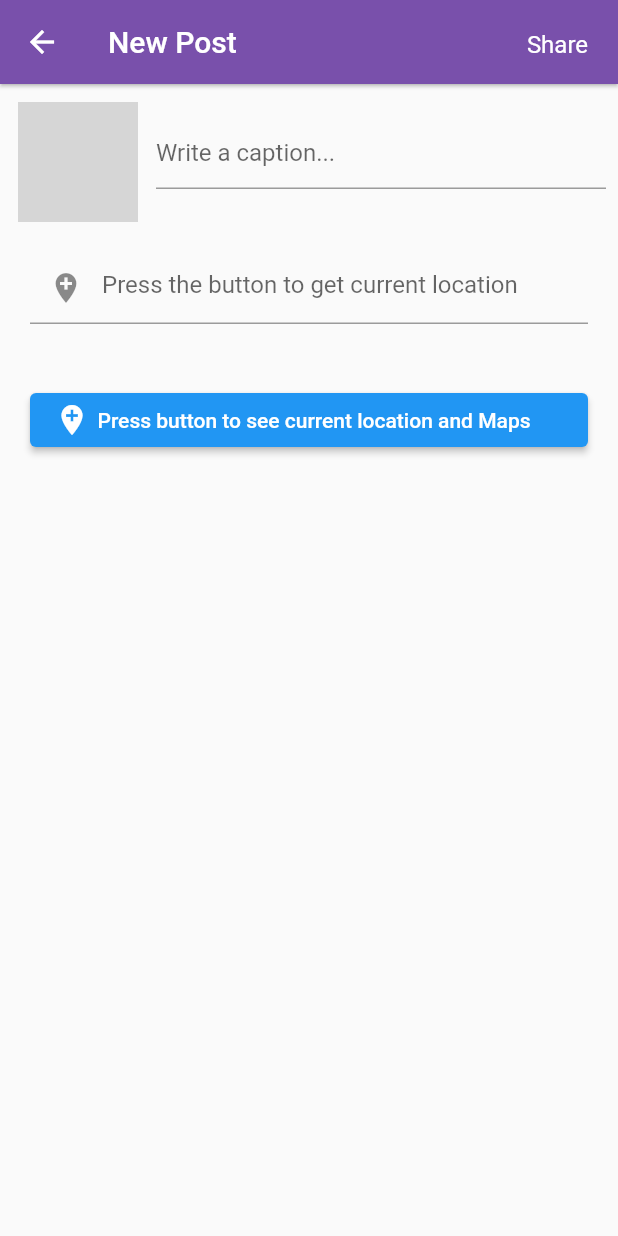
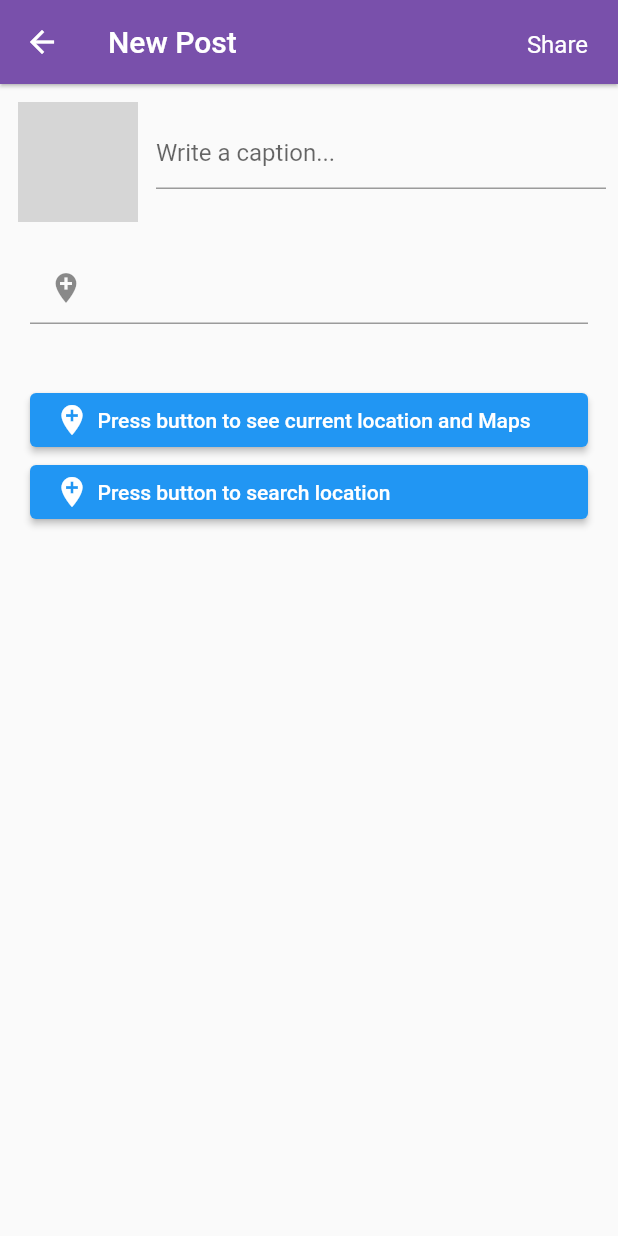
Before and after one commit to Khadeja29/socialapp310n, a Flutter app: the CreatePost screen opened directly with empty values, on a phone screen of 412 x 824 dp. Run offline on Flutter 3.47's test engine with Material 2 defaults, Android fonts, the phone set to English and light mode, and no system bars; our stand-ins replace cloud_firestore, cool_alert, email_validator, firebase_analytics, firebase_auth, firebase_core and 9 more; missing offline and left inert: flutter_search_bar, geocoder, google_place; accounts and stored records are empty; grey boxes are pictures that could not be loaded.

Commit message:
search location works now

```diff
--- a/socialapp310/lib/routes/uploadpic/createpost.dart
+++ b/socialapp310/lib/routes/uploadpic/createpost.dart
@@ -1,6 +1,7 @@
 import 'package:firebase_core/firebase_core.dart';
 import 'package:flutter/cupertino.dart';
 import 'package:flutter/material.dart';
+import 'package:socialapp310/routes/searchlocation/searchlocation.dart';
 import 'package:socialapp310/utils/styles.dart';
 import 'package:socialapp310/routes/homefeed/HomeFeed.dart';
 import 'package:socialapp310/utils/color.dart';
@@ -24,15 +25,20 @@ import 'package:geolocator/geolocator.dart';
 import 'package:url_launcher/url_launcher.dart';
 import 'package:geocoder/geocoder.dart';
 
+import 'package:socialapp310/main.dart';
+
 class CreatePost extends StatefulWidget {
   final File imageFile;
-  CreatePost({Key key, this.analytics, this.observer, this.imageFile})
+  double lat;
+  double long;
+  String locationname='Press the button to get current location';
+  CreatePost({Key key, this.analytics, this.observer, this.imageFile,this.lat,this.long,this.locationname})
       : super(key: key);
   final FirebaseAnalytics analytics;
   final FirebaseAnalyticsObserver observer;
 
   @override
-  _CreatePost createState() => _CreatePost(imageFile);
+  _CreatePost createState() => _CreatePost(imageFile,lat,long,locationname);
 }
 
 //Location Functions come here
@@ -40,15 +46,14 @@ class _CreatePost extends State<CreatePost> {
   File imageFile;
   var location_pic;
   var caption;
-
-  _CreatePost(this.imageFile);
-
-  var locationMessage = '';
-  var locationname = 'Press the button to get current location';
+  var locationMessage;
+  String locationname;
   String latitude;
   String longitude;
-  var lat;
-  var long;
+  double lat;
+  double long;
+
+  _CreatePost(this.imageFile,this.lat,this.long,this.locationname);
 
   // function for getting the current location
   // but before that you need to add this permission!
@@ -93,12 +98,12 @@ class _CreatePost extends State<CreatePost> {
     caption = TextEditingController();
   }
 
-  @override
-  void dispose() {
-    super.dispose();
-    location_pic?.dispose();
-    caption?.dispose();
-  }
+  // @override
+  // void dispose() {
+  //   super.dispose();
+  //   location_pic?.dispose();
+  //   caption?.dispose();
+  // }
 
   void imageuploader(String caption, File inputimageFile) {
     String imagename = DateTime.now().millisecondsSinceEpoch.toString();
@@ -120,8 +125,10 @@ class _CreatePost extends State<CreatePost> {
   void _saveData(String imageUrl, String caption) {
     FBauth.User currentFB = FBauth.FirebaseAuth.instance.currentUser;
     String id_user = currentFB.uid;
-    int num = null;
-    List<String> comments;
+    int num = 0;
+    List<String> comments=[];
+    print("test");
+
     FirebaseFirestore.instance.collection('Post').add({
       'Image': imageUrl,
       'Caption': caption,
@@ -135,8 +142,8 @@ class _CreatePost extends State<CreatePost> {
 
   @override
   Widget build(BuildContext context) {
-    final args = ModalRoute.of(context).settings.arguments as PassingValues;
-    print(args.imagefile);
+    //final widget = ModalRoute.of(context).settings.arguments as PassingValues;
+    //print(widget.imagefile);
 
     return Scaffold(
       appBar: AppBar(
@@ -156,7 +163,7 @@ class _CreatePost extends State<CreatePost> {
                   //imageuploader(caption);
                   //Navigator.pushAndRemoveUntil(context, MaterialPageRoute(builder: (context) => HomeFeed()), (Route<dynamic> route) => false);
 
-                  imageuploader(caption, args.imagefile);
+                  imageuploader(caption, widget.imageFile);
                   Navigator.pushNamedAndRemoveUntil(
                       context, '/homefeed', (route) => false);
                 }),
@@ -174,7 +181,7 @@ class _CreatePost extends State<CreatePost> {
                   height: 80.0,
                   decoration: BoxDecoration(
                       image: DecorationImage(
-                          fit: BoxFit.cover, image: FileImage(args.imagefile))),
+                          fit: BoxFit.cover, image: FileImage(widget.imageFile))),
                 ),
               ),
               Expanded(
@@ -228,6 +235,23 @@ class _CreatePost extends State<CreatePost> {
                       )
                     }),
           ),
+          Container(
+            margin: EdgeInsets.symmetric(vertical: 0, horizontal: 20),
+            child: ElevatedButton(
+                child: Row(
+                  children: <Widget>[
+                    Icon(Icons.add_location),
+                    SizedBox(width: 5),
+                    Text('Press button to search location'),
+                  ],
+                ),
+                onPressed: () {
+                  Navigator.push(context, MaterialPageRoute<void>(
+                       builder: (BuildContext context) =>  SearchLocation(analytics: AppBase.analytics, imageFile: imageFile, ),
+                      ),);
+                }
+                ),
+          ),
         ],
       ),
     );
@@ -244,8 +268,8 @@ class _CreatePost extends State<CreatePost> {
   }
 }
 
-class PassingValues {
-  final File imagefile;
-
-  PassingValues(this.imagefile);
-}
+// class PassingValues {
+//   final File imagefile;
+//
+//   PassingValues(this.imagefile);
+// }
--- a/socialapp310/pubspec.yaml
+++ b/socialapp310/pubspec.yaml
@@ -51,6 +51,8 @@ dependencies:
   location: ^4.1.1
   url_launcher: ^6.0.4
   geocoder: ^0.2.1
+  google_maps_webservice: ^0.0.19
+
 
   flutter_signin_button: ^2.0.0
 dev_dependencies:
```
Also changed, not shown: socialapp310/lib/routes/searchlocation/searchlocation.dart (+42 -12 lines), socialapp310/lib/routes/uploadpic/uploadpic.dart (+32 -1 lines), socialapp310/lib/routes/newsearchlocation/newsearchlocation.dart (added), 1 other file.
